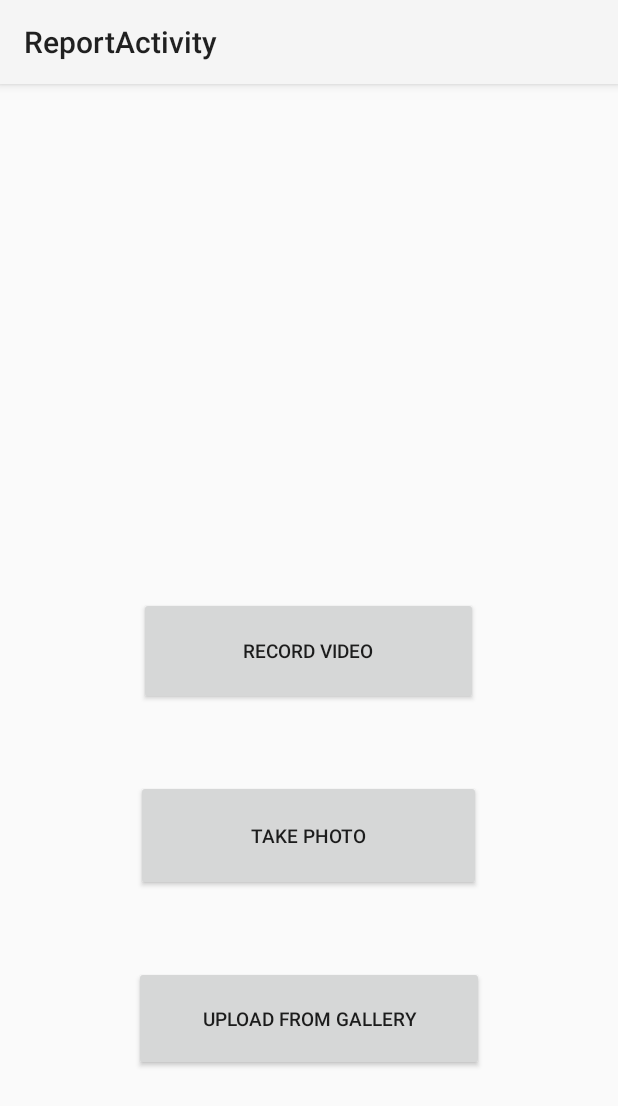
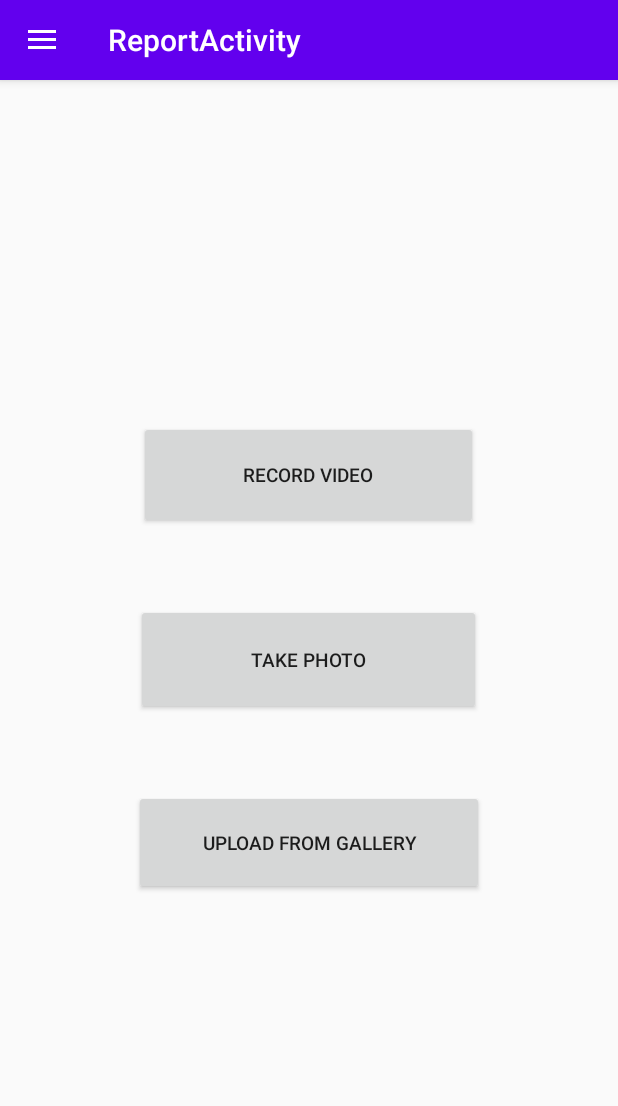
Before and after one commit to rjtmahinay/illegal-fishing-report-mobile, an Android app: the screen it shows after launch once a user with an empty profile is signed in (ReportActivity), on a phone screen of 412 x 824 dp. Shown: the top 1106 px of the screen. Run offline under Robolectric (Android 15) with nearby library versions, the phone set to English and light mode, and no system bars; our stand-ins replace Firebase (no records; nobody signed in at launch, a user with empty details on screens opened directly); libraries missing offline, so code that uses them is left out: com.facebook, com.facebook.login; 5 statements that could not run were skipped.

```diff
--- /dev/null
+++ b/app/src/main/java/com/karagathon/vesselreporting/report/BaseNavigationActivity.java
@@ -0,0 +1,75 @@
+package com.karagathon.vesselreporting.report;
+
+import android.content.Intent;
+import android.os.Bundle;
+import android.util.Log;
+import android.view.MenuItem;
+import android.widget.FrameLayout;
+
+import androidx.annotation.NonNull;
+import androidx.appcompat.app.ActionBarDrawerToggle;
+import androidx.appcompat.app.AppCompatActivity;
+import androidx.appcompat.widget.Toolbar;
+import androidx.core.view.GravityCompat;
+import androidx.drawerlayout.widget.DrawerLayout;
+
+import com.google.android.material.navigation.NavigationView;
+import com.google.firebase.auth.FirebaseAuth;
+import com.karagathon.vesselreporting.R;
+import com.karagathon.vesselreporting.ui.login.LoginActivity;
+
+public class BaseNavigationActivity extends AppCompatActivity implements NavigationView.OnNavigationItemSelectedListener {
+
+    protected FrameLayout frameLayout;
+    private Toolbar toolbar;
+    private DrawerLayout drawerLayout;
+    private FirebaseAuth auth;
+
+    @Override
+    protected void onCreate(Bundle savedInstanceState) {
+        super.onCreate(savedInstanceState);
+        setContentView(R.layout.activity_base_navigation_acitivity);
+
+        toolbar = findViewById(R.id.toolbar);
+        setSupportActionBar(toolbar);
+
+        drawerLayout = findViewById(R.id.drawerLayout);
+        frameLayout = findViewById(R.id.frag_container);
+
+        auth = FirebaseAuth.getInstance();
+
+        NavigationView navigationView = findViewById(R.id.nav_view);
+        navigationView.setNavigationItemSelectedListener(this);
+
+        ActionBarDrawerToggle toggle = new ActionBarDrawerToggle(this, drawerLayout, toolbar, R.string.nav_drawer_open, R.string.nav_drawer_close);
+        drawerLayout.addDrawerListener(toggle);
+        toggle.syncState();
+    }
+
+    @Override
+    public void onBackPressed() {
+        if (drawerLayout.isDrawerOpen(GravityCompat.START)) {
+            drawerLayout.closeDrawer(GravityCompat.START);
+        } else {
+            super.onBackPressed();
+        }
+    }
+
+    @Override
+    public boolean onNavigationItemSelected(@NonNull MenuItem item) {
+        Log.i("Inside Navigation Item", "Navigation Items");
+        int itemId = item.getItemId();
+
+        switch (itemId) {
+            case R.id.logout:
+                auth.signOut();
+                Intent signInIntent = new Intent(BaseNavigationActivity.this, LoginActivity.class);
+                startActivity(signInIntent);
+                break;
+        }
+
+        DrawerLayout drawer = findViewById(R.id.drawerLayout);
+        drawer.closeDrawer(GravityCompat.START);
+        return true;
+    }
+}
--- a/app/src/main/java/com/karagathon/vesselreporting/report/ReportActivity.java
+++ b/app/src/main/java/com/karagathon/vesselreporting/report/ReportActivity.java
@@ -14,12 +14,12 @@ import android.os.StrictMode;
 import android.provider.DocumentsContract;
 import android.provider.MediaStore;
 import android.util.Log;
+import android.view.View;
 import android.widget.Button;
 import android.widget.Toast;
 
 import androidx.annotation.NonNull;
 import androidx.annotation.Nullable;
-import androidx.appcompat.app.AppCompatActivity;
 import androidx.core.app.ActivityCompat;
 import androidx.core.content.ContextCompat;
 
@@ -33,7 +33,7 @@ import java.util.ArrayList;
 import java.util.List;
 import java.util.Objects;
 
-public class ReportActivity extends AppCompatActivity {
+public class ReportActivity extends BaseNavigationActivity {
     private static final int MEDIA_REQUEST_CODE = 1;
     private static final int GALLERY_REQUEST_CODE = 2;
     private static final String DETAILS_URL = "http://192.168.0.109:1331/reportDetails";
@@ -220,12 +220,14 @@ public class ReportActivity extends AppCompatActivity {
         super.onCreate(savedInstanceState);
         StrictMode.VmPolicy.Builder builder = new StrictMode.VmPolicy.Builder();
         StrictMode.setVmPolicy(builder.build());
-        setContentView(R.layout.activity_report);
+
+        View rootView = getLayoutInflater().inflate(R.layout.activity_report, frameLayout);
 
         photoCaptureButton = findViewById(R.id.photo);
         videoCaptureButton = findViewById(R.id.video);
         galleryButton = findViewById(R.id.gallery);
 //        image = findViewById(R.id.imageView);
+
 
         photoCaptureButton.setOnClickListener(view -> {
             Toast.makeText(ReportActivity.this, "Button for photo is clicked", Toast.LENGTH_LONG).show();
@@ -306,6 +308,7 @@ public class ReportActivity extends AppCompatActivity {
 
     @Override
     public void onBackPressed() {
+        super.onBackPressed();
         moveTaskToBack(true);
     }
 
--- a/app/src/main/java/com/karagathon/vesselreporting/ui/login/LoginActivity.java
+++ b/app/src/main/java/com/karagathon/vesselreporting/ui/login/LoginActivity.java
@@ -3,7 +3,9 @@ package com.karagathon.vesselreporting.ui.login;
 import android.content.Intent;
 import android.os.Bundle;
 import android.util.Log;
+import android.view.View;
 import android.widget.Button;
+import android.widget.ProgressBar;
 
 import androidx.annotation.NonNull;
 import androidx.appcompat.app.AppCompatActivity;
@@ -30,6 +32,7 @@ import com.google.firebase.auth.FirebaseUser;
 import com.google.firebase.auth.GoogleAuthProvider;
 import com.karagathon.vesselreporting.R;
 import com.karagathon.vesselreporting.report.ReportActivity;
+import com.karagathon.vesselreporting.report.SignUpActivity;
 
 import java.util.Objects;
 
@@ -42,23 +45,23 @@ public class LoginActivity extends AppCompatActivity {
     private CallbackManager callbackManager;
     private String FACEBOOK_TAG = "Facebook Authentication";
     private AccessTokenTracker accessTokenTracker;
-    private LoginButton facebookSignInButton;
+    private ProgressBar progressBar;
 
     @Override
     public void onCreate(Bundle savedInstanceState) {
         super.onCreate(savedInstanceState);
         setContentView(R.layout.activity_login);
-//        loginViewModel = ViewModelProviders.of(this, new LoginViewModelFactory())
-//                .get(LoginViewModel.class);
-
-//        final EditText usernameEditText = findViewById(R.id.username);
-//        final EditText passwordEditText = findViewById(R.id.password);
         auth = FirebaseAuth.getInstance();
 
         final Button googleSignInButton = findViewById(R.id.google_login);
         callbackManager = CallbackManager.Factory.create();
-        facebookSignInButton = findViewById(R.id.facebook_login);
+        final LoginButton facebookSignInButton = findViewById(R.id.facebook_login);
         facebookSignInButton.setPermissions("email", "public_profile");
+        final Button emailButton = findViewById(R.id.email_login);
+
+        progressBar = findViewById(R.id.progressBar);
+        progressBar.setVisibility(View.GONE);
+
 
         signInUsingGoogle(googleSignInButton);
         signInUsingFacebook(facebookSignInButton);
@@ -89,7 +92,6 @@ public class LoginActivity extends AppCompatActivity {
             signInToGoogle();
         });
 
-
     }
 
     private void signInUsingFacebook(LoginButton facebookSignInButton) {
@@ -98,7 +100,8 @@ public class LoginActivity extends AppCompatActivity {
             public void onSuccess(LoginResult loginResult) {
                 Log.i(FACEBOOK_TAG, "Sucesss " + loginResult);
                 handleFacebookAccessToken(loginResult.getAccessToken());
-
+                progressBar.setVisibility(View.VISIBLE);
+                goToReport();
 
             }
 
@@ -111,6 +114,13 @@ public class LoginActivity extends AppCompatActivity {
             public void onError(FacebookException error) {
                 Log.e(FACEBOOK_TAG, "Error" + error.getMessage());
             }
+        });
+    }
+
+    private void signInUsingEmail(Button emailButton) {
+        emailButton.setOnClickListener(view -> {
+            Intent emailIntent = new Intent(getApplicationContext(), SignUpActivity.class);
+            startActivity(emailIntent);
         });
     }
 
@@ -128,6 +138,7 @@ public class LoginActivity extends AppCompatActivity {
     private void signInToGoogle() {
         Intent signInIntent = googleSignClient.getSignInIntent();
         startActivityForResult(signInIntent, GOOGLE_SIGN_IN);
+
     }
 
     private void goToReport() {
@@ -140,16 +151,15 @@ public class LoginActivity extends AppCompatActivity {
         super.onActivityResult(requestCode, resultCode, data);
 
         // Result returned from launching the Intent from GoogleSignInApi.getSignInIntent(...);
-
-
         if (requestCode == GOOGLE_SIGN_IN && resultCode == RESULT_OK) {
+            Log.i("Google Sign In", "Result Ok");
             Task<GoogleSignInAccount> task = GoogleSignIn.getSignedInAccountFromIntent(data);
             try {
                 // Google Sign In was successful, authenticate with Firebase
                 GoogleSignInAccount account = task.getResult(ApiException.class);
                 Log.d("Log Activity Result", "firebaseAuthWithGoogle:" + account.getId());
                 firebaseAuthWithGoogle(account.getIdToken());
-
+                progressBar.setVisibility(View.VISIBLE);
                 Intent reportIntent = new Intent(getApplicationContext(), ReportActivity.class);
                 startActivity(reportIntent);
             } catch (ApiException e) {
@@ -160,7 +170,7 @@ public class LoginActivity extends AppCompatActivity {
         }
 
         callbackManager.onActivityResult(requestCode, resultCode, data);
-//        goToReport();
+
     }
 
     private void firebaseAuthWithGoogle(String idToken) {
@@ -195,14 +205,12 @@ public class LoginActivity extends AppCompatActivity {
                     @Override
                     public void onComplete(@NonNull Task<AuthResult> task) {
                         if (task.isSuccessful()) {
-                            // Sign in success, update UI with the signed-in user's information
                             Log.d(FACEBOOK_TAG, "signInWithCredential:success");
                             FirebaseUser user = auth.getCurrentUser();
 
                             Log.d("Facebook User", String.valueOf(user));
 
                         } else {
-                            // If sign in fails, display a message to the user.
                             Log.w(FACEBOOK_TAG, "signInWithCredential:failure", task.getException());
 
                         }
--- /dev/null
+++ b/app/src/main/res/layout/activity_base_navigation_acitivity.xml
@@ -0,0 +1,43 @@
+<?xml version="1.0" encoding="utf-8"?>
+<androidx.drawerlayout.widget.DrawerLayout xmlns:android="http://schemas.android.com/apk/res/android"
+    xmlns:app="http://schemas.android.com/apk/res-auto"
+    xmlns:tools="http://schemas.android.com/tools"
+    android:id="@+id/drawerLayout"
+    android:layout_width="match_parent"
+    android:layout_height="match_parent"
+    android:layout_centerVertical="true"
+    android:fitsSystemWindows="true"
+    android:gravity="center"
+    android:orientation="vertical"
+    tools:context=".report.BaseNavigationActivity"
+    tools:openDrawer="start">
+
+    <LinearLayout
+        android:layout_width="match_parent"
+        android:layout_height="match_parent"
+        android:orientation="vertical">
+
+        <androidx.appcompat.widget.Toolbar
+            android:id="@+id/toolbar"
+            android:layout_width="match_parent"
+            android:layout_height="53dp"
+            android:background="@color/colorPrimary"
+            android:elevation="4dp"
+            android:theme="@style/ThemeOverlay.AppCompat.Dark.ActionBar"
+            app:popupTheme="@style/ThemeOverlay.AppCompat.Light" />
+
+        <FrameLayout
+            android:id="@+id/frag_container"
+            android:layout_width="match_parent"
+            android:layout_height="match_parent" />
+
+    </LinearLayout>
+
+    <com.google.android.material.navigation.NavigationView
+        android:id="@+id/nav_view"
+        android:layout_width="wrap_content"
+        android:layout_height="match_parent"
+        android:layout_gravity="start"
+        app:headerLayout="@layout/nav_header"
+        app:menu="@menu/drawer_menu" />
+</androidx.drawerlayout.widget.DrawerLayout>
--- a/app/src/main/res/layout/activity_report.xml
+++ b/app/src/main/res/layout/activity_report.xml
@@ -1,33 +1,20 @@
 <?xml version="1.0" encoding="utf-8"?>
 <RelativeLayout xmlns:android="http://schemas.android.com/apk/res/android"
     xmlns:tools="http://schemas.android.com/tools"
-    android:id="@+id/boxInsetLayout"
-    android:layout_centerVertical="true"
+    android:id="@+id/drawerLayout"
     android:layout_width="match_parent"
     android:layout_height="match_parent"
+    android:layout_centerVertical="true"
+    android:gravity="center"
     android:orientation="vertical"
     tools:context=".report.ReportActivity">
-
-    <!--    <LinearLayout-->
-    <!--        android:layout_width="match_parent"-->
-    <!--        android:layout_height="wrap_content"-->
-    <!--        android:layout_alignParentBottom="true"-->
-    <!--        android:orientation="horizontal">-->
-
-    <!--        android:layout_width="164dp"-->
-    <!--        android:layout_height="33dp"-->
-    <!--        android:layout_alignParentBottom="true"-->
-    <!--        android:layout_centerVertical="true"-->
-    <!--        android:layout_marginBottom="237dp"-->
-
 
     <LinearLayout
         android:layout_width="match_parent"
         android:layout_height="wrap_content"
-        android:layout_alignParentBottom="true"
-        android:layout_marginBottom="100dp"
         android:orientation="vertical"
-        android:paddingTop="50dp"
+        android:layout_centerVertical="true"
+        android:paddingTop="10dp"
         android:paddingBottom="10dp">
 
         <Button
@@ -57,8 +44,6 @@
             android:layout_width="0dp"
             android:layout_height="50dp"
             android:layout_weight="1" />
-
-
         <Button
             android:id="@+id/gallery"
             android:layout_width="233dp"
@@ -67,6 +52,5 @@
             android:text="Upload from gallery"
             android:textSize="12.5dp" />
 
-
     </LinearLayout>
 </RelativeLayout>
--- /dev/null
+++ b/app/src/main/res/menu/drawer_menu.xml
@@ -0,0 +1,9 @@
+<?xml version="1.0" encoding="utf-8"?>
+<menu xmlns:android="http://schemas.android.com/apk/res/android">
+
+    <group>
+        <item
+            android:id="@+id/logout"
+            android:title="Logout"></item>
+    </group>
+</menu>
--- a/app/src/main/res/values/strings.xml
+++ b/app/src/main/res/values/strings.xml
@@ -15,9 +15,13 @@
     <string name="fb_login_protocol_scheme">fb372098053775533</string>
     <string name="sign_in_google">Continue with Google</string>
     <string name="sign_in_facebook">Continue with Facebook</string>
+    <string name="sign_in_email">Continue with Email</string>
+    <string name="nav_drawer_open">Open Nav Drawer</string>
+    <string name="nav_drawer_close">Close Nav Drawer</string>
     <!--
     This string is used for square devices and overridden by hello_world in
     values-round/strings.xml for round devices.
     -->
     <string name="hello_world">Hello Square World!</string>
+    <string name="title_activity_main">MainActivity</string>
 </resources>
--- a/app/src/main/res/values/styles.xml
+++ b/app/src/main/res/values/styles.xml
@@ -7,13 +7,21 @@
         <item name="colorAccent">@color/colorAccent</item>
     </style>
 
-    <style name="FlatButton" parent="Theme.AppCompat.Light">
-    </style>
+    <style name="FlatButton" parent="Theme.AppCompat.Light"></style>
 
-    <style name="ReportTheme" parent="Theme.AppCompat.Light">
+    <style name="ReportTheme" parent="Theme.AppCompat.Light.NoActionBar">
         <!-- Customize your theme here. -->
         <!--        <item name="colorPrimary">@color/colorPrimary</item>-->
         <!--        <item name="colorPrimaryDark">@color/colorPrimaryDark</item>-->
         <!--        <item name="colorAccent">@color/colorAccent</item>-->
+        <item name="colorPrimary">@color/colorPrimary</item>
+        <item name="colorPrimaryDark">@color/colorPrimaryDark</item>
+        <item name="colorAccent">@color/colorAccent</item>
+    </style>
+
+    <style name="ReportTheme.NoActionBar">
+        <item name="windowActionBar">false</item>
+        <item name="windowNoTitle">true</item>
+        <item name="android:statusBarColor">@android:color/transparent</item>
     </style>
 </resources>
```
Also changed, not shown: app/src/main/AndroidManifest.xml (+5 -2 lines), app/src/main/java/com/karagathon/vesselreporting/report/DetailsActivity.java (+57 -9 lines), app/src/main/res/layout/activity_details.xml (+23 -8 lines), app/src/main/res/layout/activity_login.xml (+26 -3 lines), app/src/main/res/layout/nav_header.xml (added, +28 -0 lines).
